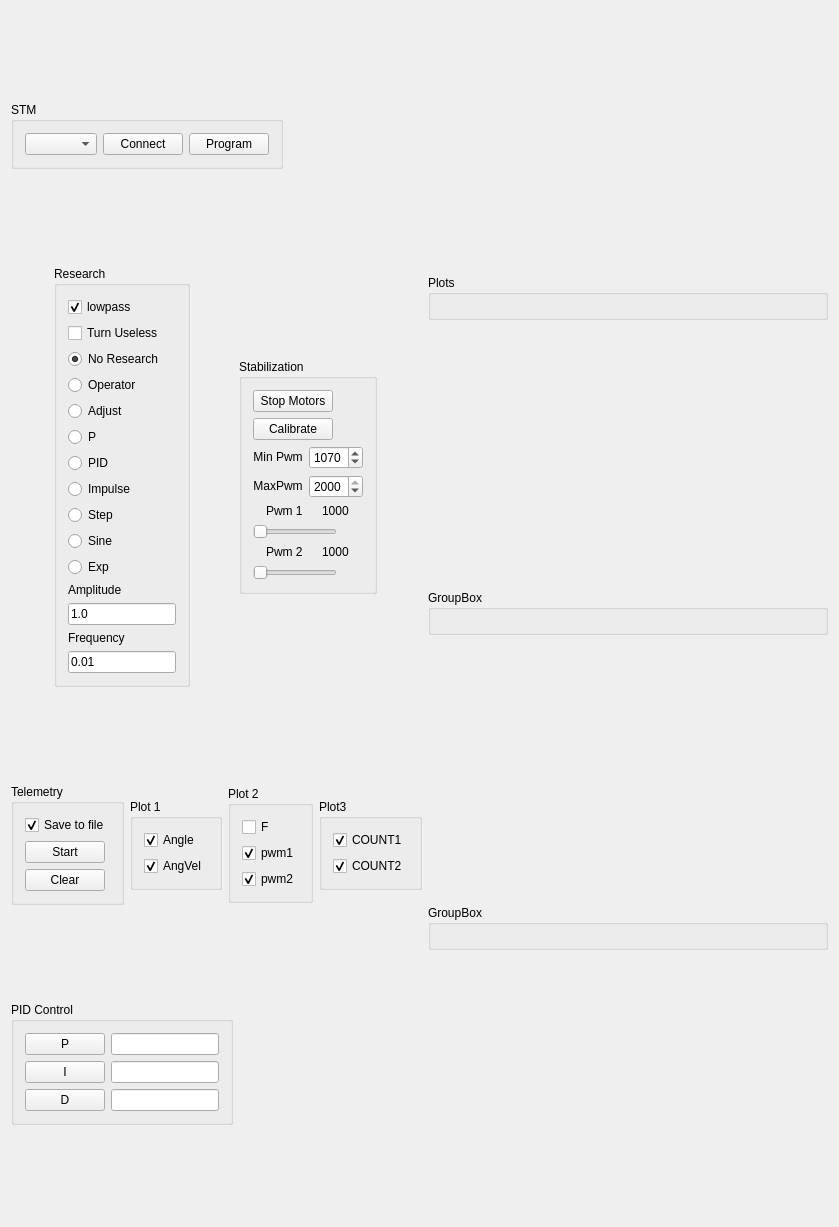
This is Logger/BoardConsole/boardconsole.ui in VlagaPalych/Stable as Qt 5 draws it before an edit. The edited form follows.
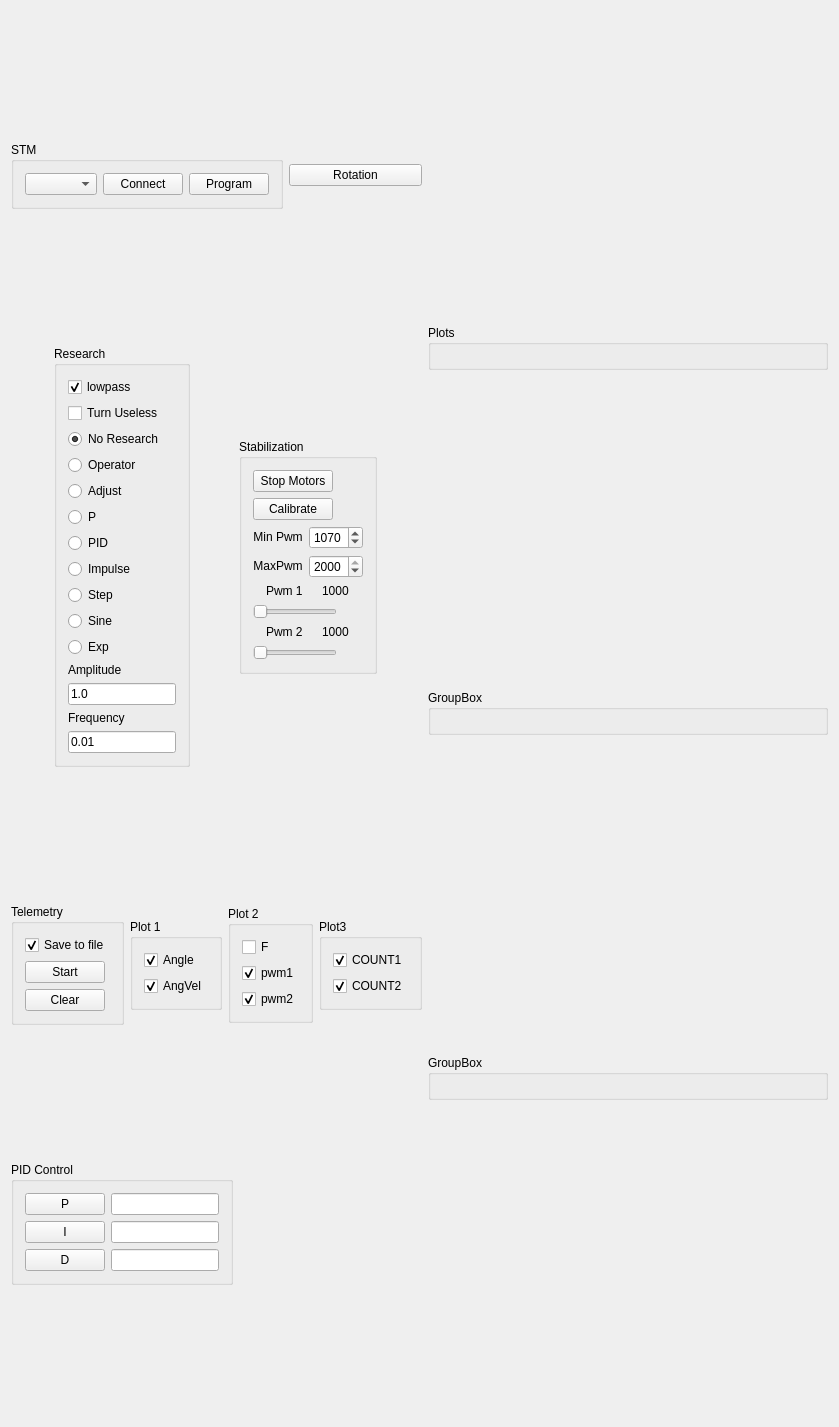
This is the edited form. Custom widgets are drawn as their Qt base class.

The edit to the form file:
```diff
--- a/Logger/BoardConsole/boardconsole.ui
+++ b/Logger/BoardConsole/boardconsole.ui
@@ -7,16 +7,18 @@
     <x>0</x>
     <y>0</y>
     <width>839</width>
-    <height>1227</height>
+    <height>1427</height>
    </rect>
   </property>
   <property name="windowTitle">
    <string>BoardConsole</string>
   </property>
+  <layout class="QHBoxLayout" name="horizontalLayout_15">
+   <item>
+    <layout class="QVBoxLayout" name="verticalLayout">
+     <item>
   <layout class="QHBoxLayout" name="horizontalLayout_6">
    <item>
-    <layout class="QVBoxLayout" name="verticalLayout_12">
-     <item>
       <widget class="QGroupBox" name="connectGroupBox">
        <property name="sizePolicy">
         <sizepolicy hsizetype="Fixed" vsizetype="Fixed">
@@ -66,6 +68,15 @@
         </item>
        </layout>
       </widget>
+       </item>
+       <item>
+        <widget class="QPushButton" name="rotationButton">
+         <property name="text">
+          <string>Rotation</string>
+         </property>
+        </widget>
+       </item>
+      </layout>
      </item>
      <item>
       <layout class="QHBoxLayout" name="horizontalLayout_3">
```
Lines whose indentation alone changed are shown as unchanged.
